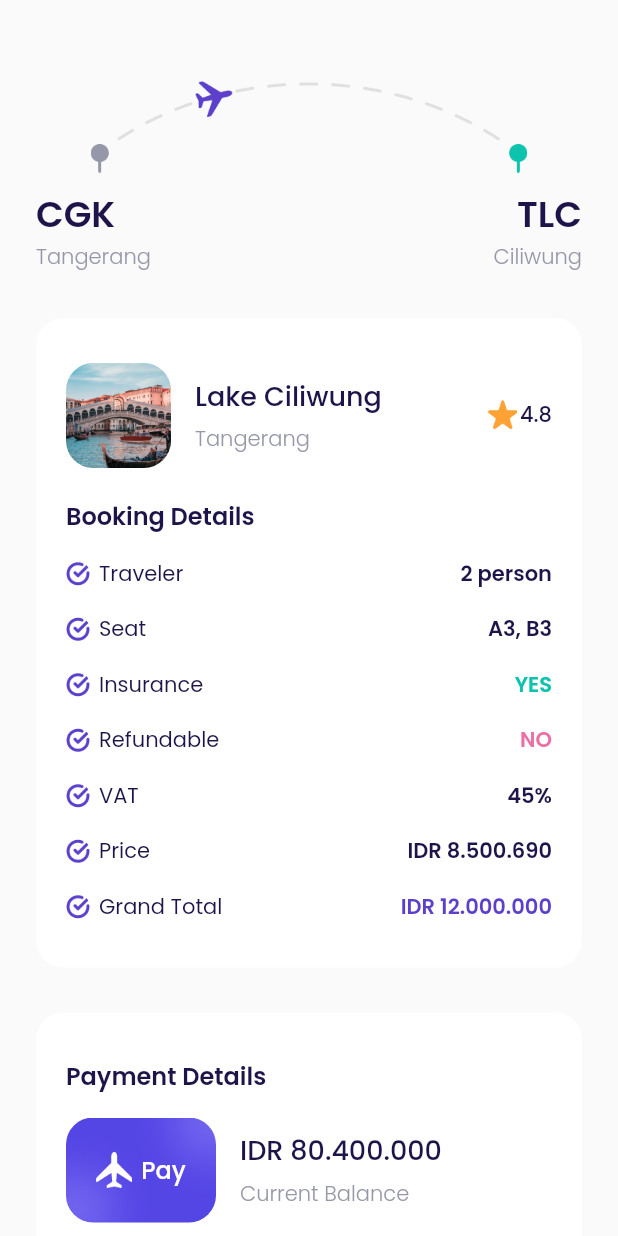
After one commit to galuhraka/Airplane-Flutter, a Flutter app: the CheckoutPage screen opened directly, on a phone screen of 412 x 824 dp. The commit adds this screen. Run offline on Flutter 3.47's test engine with Material 2 defaults, Android fonts, the phone set to English and light mode, and no system bars; our stand-ins replace google_fonts.

Commit message:
Add Payment Detaill Page

```diff
--- /dev/null
+++ b/lib/ui/pages/checkout_page.dart
@@ -0,0 +1,344 @@
+import 'package:airplane/shared/theme.dart';
+import 'package:airplane/ui/widgets/booking_details_item.dart';
+import 'package:airplane/ui/widgets/customButton.dart';
+import 'package:flutter/material.dart';
+
+class CheckoutPage extends StatelessWidget {
+  const CheckoutPage({Key? key}) : super(key: key);
+
+  @override
+  Widget build(BuildContext context) {
+    Widget route() {
+      return Container(
+        margin: EdgeInsets.only(top: 50),
+        child: Column(
+          children: [
+            Container(
+              width: 291,
+              height: 65,
+              margin: EdgeInsets.only(bottom: 10),
+              decoration: BoxDecoration(
+                image: DecorationImage(
+                  image: AssetImage(
+                    'assets/image_checkout.png',
+                  ),
+                ),
+              ),
+            ),
+            Row(
+              mainAxisAlignment: MainAxisAlignment.spaceBetween,
+              children: [
+                Column(
+                  crossAxisAlignment: CrossAxisAlignment.start,
+                  children: [
+                    Text(
+                      'CGK',
+                      style: blackTextStyle.copyWith(
+                        fontSize: 24,
+                        fontWeight: semiBold,
+                      ),
+                    ),
+                    Text(
+                      'Tangerang',
+                      style: greyTextStyle.copyWith(
+                        fontWeight: light,
+                      ),
+                    ),
+                  ],
+                ),
+                Column(
+                  crossAxisAlignment: CrossAxisAlignment.end,
+                  children: [
+                    Text(
+                      'TLC',
+                      style: blackTextStyle.copyWith(
+                        fontSize: 24,
+                        fontWeight: semiBold,
+                      ),
+                    ),
+                    Text(
+                      'Ciliwung',
+                      style: greyTextStyle.copyWith(
+                        fontWeight: light,
+                      ),
+                    ),
+                  ],
+                ),
+              ],
+            )
+          ],
+        ),
+      );
+    }
+
+    Widget bookingDetails() {
+      return Container(
+        margin: EdgeInsets.only(top: 30),
+        padding: EdgeInsets.symmetric(
+          horizontal: 20,
+          vertical: 30,
+        ),
+        decoration: BoxDecoration(
+          borderRadius: BorderRadius.circular(18),
+          color: kWhiteColor,
+        ),
+        child: Column(
+          crossAxisAlignment: CrossAxisAlignment.start,
+          children: [
+            // Note: Destination Tile
+            Row(
+              children: [
+                Container(
+                  width: 70,
+                  height: 70,
+                  margin: EdgeInsets.only(right: 16),
+                  decoration: BoxDecoration(
+                    borderRadius: BorderRadius.circular(18),
+                    image: DecorationImage(
+                      fit: BoxFit.cover,
+                      image: AssetImage(
+                        'assets/image_destination1.png',
+                      ),
+                    ),
+                  ),
+                ),
+                Expanded(
+                  child: Column(
+                    crossAxisAlignment: CrossAxisAlignment.start,
+                    children: [
+                      Text(
+                        'Lake Ciliwung',
+                        style: blackTextStyle.copyWith(
+                          fontSize: 18,
+                          fontWeight: medium,
+                        ),
+                      ),
+                      SizedBox(
+                        height: 5,
+                      ),
+                      Text(
+                        'Tangerang',
+                        style: greyTextStyle.copyWith(
+                          fontWeight: light,
+                        ),
+                      ),
+                    ],
+                  ),
+                ),
+                Row(
+                  mainAxisAlignment: MainAxisAlignment.center,
+                  crossAxisAlignment: CrossAxisAlignment.start,
+                  children: [
+                    Container(
+                      height: 20,
+                      width: 20,
+                      margin: EdgeInsets.only(right: 2),
+                      decoration: BoxDecoration(
+                        image: DecorationImage(
+                          image: AssetImage(
+                            'assets/icon_star.png',
+                          ),
+                        ),
+                      ),
+                    ),
+                    Text(
+                      '4.8',
+                      style: blackTextStyle.copyWith(
+                        fontWeight: medium,
+                      ),
+                    ),
+                  ],
+                ),
+              ],
+            ),
+
+            // Note: Booking Details Text
+            Container(
+              margin: EdgeInsets.only(top: 20),
+              child: Text(
+                'Booking Details',
+                style: blackTextStyle.copyWith(
+                  fontSize: 16,
+                  fontWeight: semiBold,
+                ),
+              ),
+            ),
+
+            // Note: Booking Details Item
+            BookingDetailsItem(
+              title: 'Traveler',
+              valueText: '2 person',
+              valueColor: kBlackColor,
+            ),
+            BookingDetailsItem(
+              title: 'Seat',
+              valueText: 'A3, B3',
+              valueColor: kBlackColor,
+            ),
+            BookingDetailsItem(
+              title: 'Insurance',
+              valueText: 'YES',
+              valueColor: kGreenColor,
+            ),
+            BookingDetailsItem(
+              title: 'Refundable',
+              valueText: 'NO',
+              valueColor: kRedColor,
+            ),
+            BookingDetailsItem(
+              title: 'VAT',
+              valueText: '45%',
+              valueColor: kBlackColor,
+            ),
+            BookingDetailsItem(
+              title: 'Price',
+              valueText: 'IDR 8.500.690',
+              valueColor: kBlackColor,
+            ),
+            BookingDetailsItem(
+              title: 'Grand Total',
+              valueText: 'IDR 12.000.000',
+              valueColor: kPrimaryColor,
+            ),
+          ],
+        ),
+      );
+    }
+
+    Widget paymentDetails() {
+      return Container(
+        margin: EdgeInsets.only(top: 30),
+        padding: EdgeInsets.symmetric(
+          horizontal: 20,
+          vertical: 30,
+        ),
+        decoration: BoxDecoration(
+          borderRadius: BorderRadius.circular(18),
+          color: kWhiteColor,
+        ),
+        child: Column(
+          crossAxisAlignment: CrossAxisAlignment.start,
+          children: [
+            Text(
+              'Payment Details',
+              style: blackTextStyle.copyWith(
+                fontSize: 16,
+                fontWeight: semiBold,
+              ),
+            ),
+            Container(
+              margin: EdgeInsets.only(top: 16),
+              child: Row(
+                children: [
+                  Container(
+                    width: 100,
+                    height: 70,
+                    margin: EdgeInsets.only(right: 16),
+                    decoration: BoxDecoration(
+                      borderRadius: BorderRadius.circular(18),
+                      image: DecorationImage(
+                        fit: BoxFit.cover,
+                        image: AssetImage(
+                          'assets/image_card.png',
+                        ),
+                      ),
+                    ),
+                    child: Center(
+                      child: Row(
+                        mainAxisAlignment: MainAxisAlignment.center,
+                        children: [
+                          Container(
+                            width: 24,
+                            height: 24,
+                            margin: EdgeInsets.only(right: 6),
+                            decoration: BoxDecoration(
+                              image: DecorationImage(
+                                fit: BoxFit.cover,
+                                image: AssetImage(
+                                  'assets/icon_plane.png',
+                                ),
+                              ),
+                            ),
+                          ),
+                          Text(
+                            'Pay',
+                            style: whiteTextStyle.copyWith(
+                              fontSize: 16,
+                              fontWeight: medium,
+                            ),
+                          ),
+                        ],
+                      ),
+                    ),
+                  ),
+                  Expanded(
+                    child: Column(
+                      crossAxisAlignment: CrossAxisAlignment.start,
+                      children: [
+                        Text(
+                          'IDR 80.400.000',
+                          style: blackTextStyle.copyWith(
+                            fontSize: 18,
+                            fontWeight: medium,
+                          ),
+                        ),
+                        SizedBox(height: 5),
+                        Text(
+                          'Current Balance',
+                          style: greyTextStyle.copyWith(
+                            fontWeight: light,
+                          ),
+                        ),
+                      ],
+                    ),
+                  ),
+                ],
+              ),
+            ),
+          ],
+        ),
+      );
+    }
+
+    Widget payNowButton() {
+      return CustomButton(
+        title: 'Pay Now',
+        onpressed: () {},
+        margin: EdgeInsets.only(top: 30),
+      );
+    }
+
+    Widget tacButton() {
+      return Container(
+        alignment: Alignment.center,
+        margin: EdgeInsets.only(
+          top: 30,
+          bottom: 30,
+        ),
+        child: Text(
+          'Terms and Conditions',
+          style: greyTextStyle.copyWith(
+              fontSize: 16,
+              fontWeight: light,
+              decoration: TextDecoration.underline),
+        ),
+      );
+    }
+
+    return Scaffold(
+      backgroundColor: kBackgroundColor,
+      body: ListView(
+        padding: EdgeInsets.symmetric(
+          horizontal: defaultMargin,
+        ),
+        children: [
+          route(),
+          bookingDetails(),
+          paymentDetails(),
+          payNowButton(),
+          tacButton(),
+        ],
+      ),
+    );
+  }
+}
--- a/lib/ui/pages/choose_seat_page.dart
+++ b/lib/ui/pages/choose_seat_page.dart
@@ -1,4 +1,5 @@
 import 'package:airplane/shared/theme.dart';
+import 'package:airplane/ui/pages/checkout_page.dart';
 import 'package:airplane/ui/widgets/customButton.dart';
 import 'package:airplane/ui/widgets/seat_item.dart';
 import 'package:flutter/material.dart';
@@ -381,7 +382,12 @@ class ChooseSeatPage extends StatelessWidget {
     Widget checkoutButton() {
       return CustomButton(
         title: 'Continue to Checkout',
-        onpressed: () {},
+        onpressed: () {
+          Navigator.push(
+            context,
+            MaterialPageRoute(builder: (context) => CheckoutPage()),
+          );
+        },
         margin: EdgeInsets.only(
           top: 30,
           bottom: 46,
--- /dev/null
+++ b/lib/ui/widgets/booking_details_item.dart
@@ -0,0 +1,51 @@
+import 'package:airplane/shared/theme.dart';
+import 'package:flutter/material.dart';
+
+class BookingDetailsItem extends StatelessWidget {
+  final String title;
+  final String valueText;
+  final Color valueColor;
+  const BookingDetailsItem({
+    Key? key,
+    required this.title,
+    required this.valueText,
+    required this.valueColor,
+  }) : super(key: key);
+
+  @override
+  Widget build(BuildContext context) {
+    return Container(
+      margin: EdgeInsets.only(top: 16),
+      child: Row(
+        children: [
+          Container(
+            width: 16,
+            height: 16,
+            margin: EdgeInsets.only(right: 6),
+            decoration: BoxDecoration(
+              borderRadius: BorderRadius.circular(18),
+              image: DecorationImage(
+                fit: BoxFit.cover,
+                image: AssetImage(
+                  'assets/icon_check.png',
+                ),
+              ),
+            ),
+          ),
+          Text(
+            title,
+            style: blackTextStyle,
+          ),
+          Spacer(),
+          Text(
+            valueText,
+            style: blackTextStyle.copyWith(
+              fontWeight: semiBold,
+              color: valueColor,
+            ),
+          ),
+        ],
+      ),
+    );
+  }
+}
```
